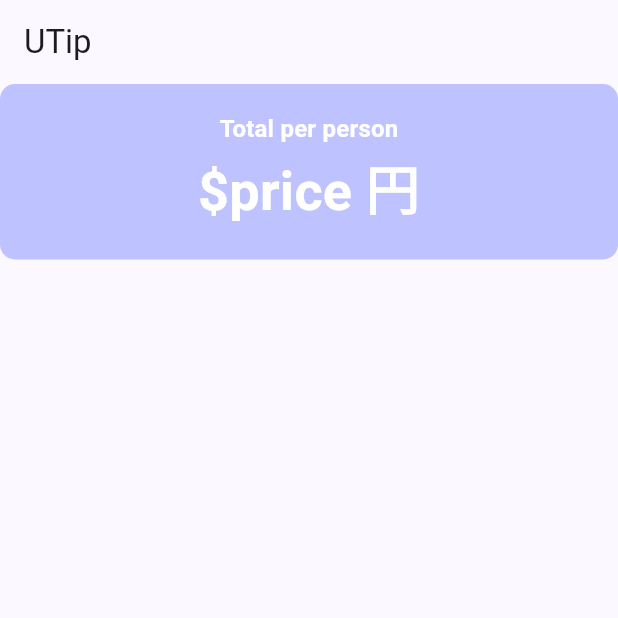
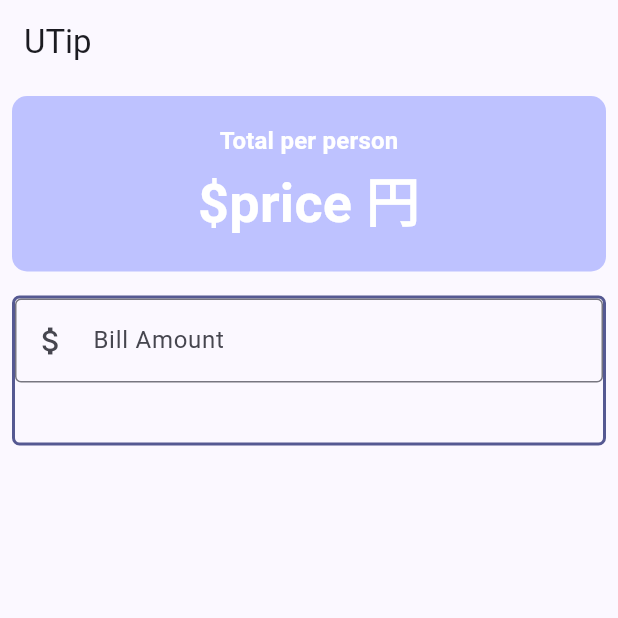
Before and after one commit to BannoTaichi/Utip, a Flutter app: the screen it shows after launch, on a phone screen of 412 x 824 dp, the top half of it. Run offline on Flutter 3.47's test engine with Material 3 defaults, Android fonts, the phone set to English and light mode, and no system bars.

Commit message:
adding bill amount

```diff
--- a/lib/main.dart
+++ b/lib/main.dart
@@ -47,7 +47,9 @@ class _UTipState extends State<UTip> {
       body: Column(
         crossAxisAlignment: CrossAxisAlignment.stretch,
         children: [
-            Container(
+          Padding(
+            padding: const EdgeInsets.all(8),
+            child: Container(
               padding: const EdgeInsets.all(18),
               decoration: BoxDecoration(
                   // Theme基準で色使用
@@ -64,8 +66,36 @@ class _UTipState extends State<UTip> {
                           fontSize: theme.textTheme.displaySmall?.fontSize))
                 ],
               ),
-            )
+            ),
+          ),
+          //Form
+          Padding(
+            padding: const EdgeInsets.all(8.0),
+            child: Container(
+              width: 100,
+              height: 100,
+              decoration: BoxDecoration(
+                borderRadius: BorderRadius.circular(5),
+                border: Border.all(color: theme.colorScheme.primary, width: 2),
+              ),
+              child: Column(
+                children: [
+                  TextField(
+                    decoration: InputDecoration(
+                        border: OutlineInputBorder(),
+                        prefixIcon: Icon(Icons.attach_money),
+                        labelText: "Bill Amount"),
+                    keyboardType: TextInputType.number,
+                    onChanged: (String value) {
+                      print("Value: $value");
+                    },
+                  ),
                 ],
-        ));
+              ),
+            ),
+          ),
+        ],
+      ),
+    );
   }
 }
```
Lines whose indentation alone changed are shown as unchanged.
